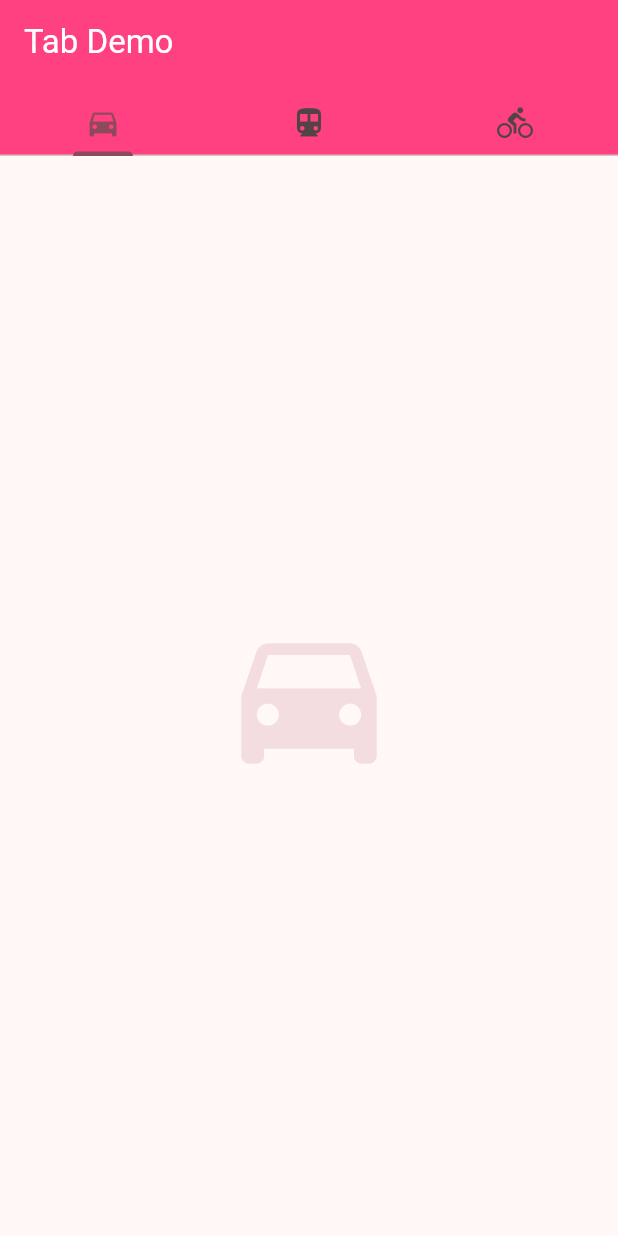
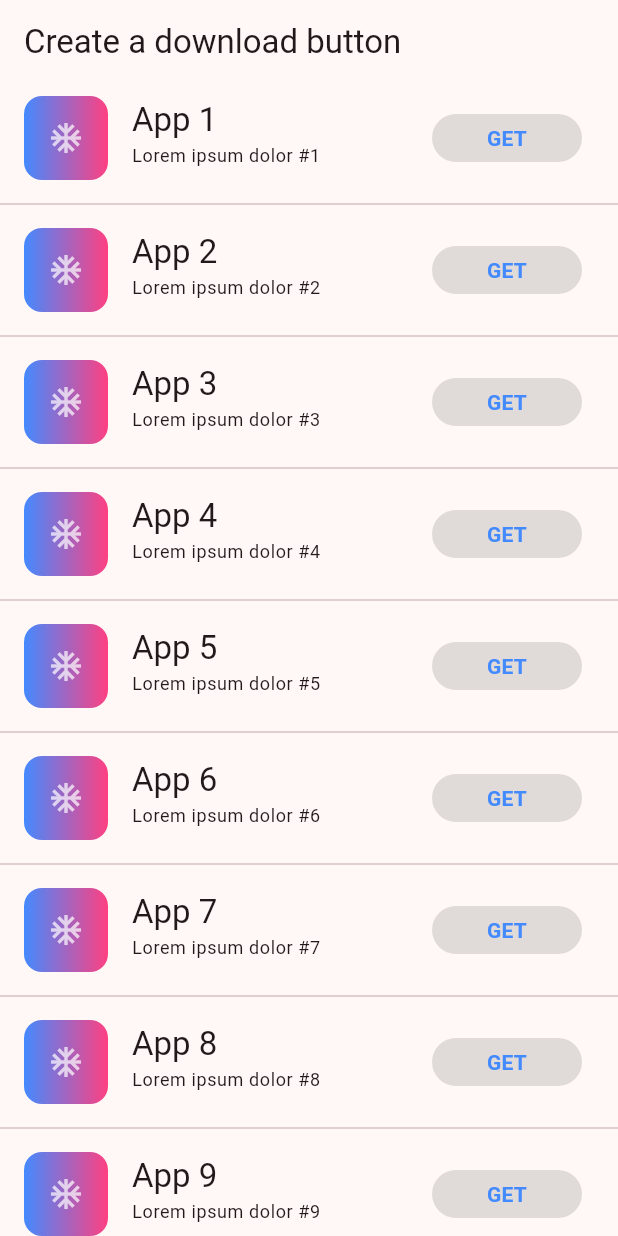
Before and after one commit to Igothics/Practice_Flutter_UI, a Flutter app: the screen it shows after launch, on a phone screen of 412 x 824 dp. Run offline on Flutter 3.47's test engine with Material 2 defaults, Android fonts, the phone set to English and light mode, and no system bars; our stand-ins replace freezed_annotation, hooks_riverpod.

Commit message:
Create a download button

```diff
--- /dev/null
+++ b/lib/common/button_shape.dart
@@ -0,0 +1,53 @@
+import 'package:flutter/material.dart';
+
+class ButtonShapeWidget extends StatelessWidget {
+  const ButtonShapeWidget({
+    Key? key,
+    required this.transition,
+    required this.isFetching,
+    required this.isDownloading,
+    required this.isDownloaded,
+  }) : super(key: key);
+  final Duration transition;
+  final bool isFetching;
+  final bool isDownloading;
+  final bool isDownloaded;
+
+  bool get _transformProcess => isDownloading || isFetching;
+
+  @override
+  Widget build(BuildContext context) {
+    final textTheme = Theme.of(context).textTheme;
+    final buttonTextStyle = textTheme.button?.copyWith(
+      fontWeight: FontWeight.bold,
+      color: isDownloaded ? Colors.white70 : Colors.blueAccent,
+    );
+
+    final stadiumShape = ShapeDecoration(
+      color: isDownloaded ? Colors.blueAccent : Colors.black12,
+      shape: const StadiumBorder(),
+    );
+    const circleShape = ShapeDecoration(
+      color: null,
+      shape: CircleBorder(),
+    );
+
+
+    return AnimatedContainer(
+        duration: transition,
+        curve: Curves.ease,
+        width: double.infinity,
+        decoration: _transformProcess ? circleShape : stadiumShape,
+        padding: const EdgeInsets.all(6.0),
+        child: AnimatedOpacity(
+          opacity: _transformProcess ? 0.0 : 1.0 ,
+          duration: transition,
+          curve: Curves.ease,
+          child: Text(
+            isDownloaded ? "OPEN" : "GET",
+            textAlign: TextAlign.center,
+            style: buttonTextStyle,),
+        ),
+    );
+  }
+}
--- /dev/null
+++ b/lib/common/cus_list_item.dart
@@ -0,0 +1,39 @@
+import 'package:flutter/material.dart';
+import 'package:hooks_riverpod/hooks_riverpod.dart';
+import 'package:practice_flutter_ui/common/download_button.dart';
+import 'package:practice_flutter_ui/common/fake_avatar.dart';
+import 'package:practice_flutter_ui/provider.dart';
+
+class CustomizedListItem extends HookConsumerWidget {
+  const CustomizedListItem({
+    Key? key,
+    required this.pageContext,
+    required this.index
+  }) : super(key: key);
+
+  final BuildContext pageContext;
+  final int index;
+
+  @override
+  Widget build(BuildContext context, WidgetRef ref) {
+    final textTheme = Theme.of(context).textTheme;
+    final state = ref.watch(downloadStateProvider(index));
+    final controller = ref.watch(downloadStateProvider(index).notifier);
+
+    return ListTile(
+      leading: const FakeAvatar(),
+      title: Text("App $index", style: textTheme.headline6, overflow: TextOverflow.ellipsis,),
+      subtitle: Text("Lorem ipsum dolor #$index", style: textTheme.caption,overflow: TextOverflow.ellipsis,),
+      trailing: SizedBox(
+        width: 100,
+        child: DownloadButton(
+          status: state.downloadStatus,
+          progress: state.progress,
+          onDownload: controller.download,
+          onCancel: controller.cancel,
+          onOpen: ()=> controller.openFile(pageContext),
+        ),
+      ),
+    );
+  }
+}
--- /dev/null
+++ b/lib/common/download_button.dart
@@ -0,0 +1,85 @@
+import 'package:flutter/material.dart';
+import 'package:practice_flutter_ui/common/button_shape.dart';
+import 'package:practice_flutter_ui/common/progress_indicator.dart';
+import 'package:practice_flutter_ui/models/download_status.dart';
+
+class DownloadButton extends StatelessWidget {
+  const DownloadButton({
+    Key? key,
+    required this.status,
+    required this.progress,
+    required this.onDownload,
+    required this.onCancel,
+    required this.onOpen,
+    this.transition = const Duration(milliseconds: 500),
+  }) : super(key: key);
+
+  final DownloadStatus status;
+  final double progress;
+  final VoidCallback onDownload;
+  final VoidCallback onCancel;
+  final VoidCallback onOpen;
+  final Duration transition;
+
+  bool get _isDownloading => status == DownloadStatus.downloading;
+  bool get _isFetching => status == DownloadStatus.fetching;
+  bool get _isDownloaded => status == DownloadStatus.downloaded;
+  bool get _shouldInvisible => _isFetching || _isDownloading;
+
+  void _onPress(){
+    switch(status){
+      case DownloadStatus.standby:
+        debugPrint("download now");
+        onDownload();
+        break;
+      case DownloadStatus.fetching:
+        debugPrint("fetching now");
+        break;
+      case DownloadStatus.downloading:
+        debugPrint("cancel now");
+        onCancel();
+        break;
+      case DownloadStatus.downloaded:
+        debugPrint("open now");
+        onOpen();
+        break;
+    }
+  }
+
+  @override
+  Widget build(BuildContext context) {
+    return GestureDetector(
+      onTap: _onPress,
+      child: Stack(children: [
+        ButtonShapeWidget(
+          transition: transition,
+          isFetching: _isFetching,
+          isDownloading: _isDownloading,
+          isDownloaded: _isDownloaded,
+        ),
+        Positioned.fill(
+          child: AnimatedOpacity(
+            duration: transition,
+            opacity: _shouldInvisible ? 1.0 : 0.0,
+            curve: Curves.ease,
+            child: Stack(
+              alignment: Alignment.center,
+              children: [
+                ProgressIndicatorWidget(
+                    progress: progress,
+                    isDownloading: _isDownloading,
+                    isFetching: _isFetching
+                ),
+                const Icon(
+                  Icons.stop,
+                  size: 20,
+                  color: Colors.blueAccent,
+                ),
+              ],
+            ),
+          ),
+        ),
+      ]),
+    );
+  }
+}
--- /dev/null
+++ b/lib/common/fake_avatar.dart
@@ -0,0 +1,24 @@
+import 'package:flutter/material.dart';
+
+class FakeAvatar extends StatelessWidget {
+  const FakeAvatar({Key? key}) : super(key: key);
+
+  @override
+  Widget build(BuildContext context) {
+    return AspectRatio(
+      aspectRatio: 1,
+      child: DecoratedBox(
+        decoration: BoxDecoration(
+          borderRadius: BorderRadius.circular(12),
+          gradient: const LinearGradient(
+            colors: [Colors.blueAccent, Colors.pinkAccent],
+          ),
+        ),
+        child: const Icon(
+          Icons.ac_unit,
+          color: Colors.white70,
+        ),
+      ),
+    );
+  }
+}
--- a/lib/main.dart
+++ b/lib/main.dart
@@ -1,8 +1,9 @@
-import 'package:dynamic_color/dynamic_color.dart';
 import 'package:flutter/material.dart';
+import 'package:hooks_riverpod/hooks_riverpod.dart';
+import 'package:practice_flutter_ui/common/cus_list_item.dart';
 
 void main() {
-  runApp(MyApp());
+  runApp(const ProviderScope(child: MyApp()));
 }
 
 class MyApp extends StatelessWidget {
@@ -11,17 +12,10 @@ class MyApp extends StatelessWidget {
   @override
   Widget build(BuildContext context) {
     return MaterialApp(
-      title: "Design Practice : Work with tabs",
+      title: "Effect Practice : Create a download button",
       theme: ThemeData(
-        colorScheme: ColorScheme.fromSeed(
-          seedColor: Colors.pinkAccent,
-          brightness: Brightness.light,
-        ).harmonized(),
+        colorScheme: ColorScheme.fromSeed(seedColor: Colors.pinkAccent, brightness: Brightness.light),
         useMaterial3: true,
-        appBarTheme: const AppBarTheme(
-          backgroundColor: Colors.pinkAccent,
-          foregroundColor: Colors.white,
-        ),
       ),
       home: const HomePage(),
     );
@@ -33,36 +27,18 @@ class HomePage extends StatelessWidget {
 
   @override
   Widget build(BuildContext context) {
-    final iconColor = Theme.of(context).colorScheme.surfaceVariant;
-    return DefaultTabController(
-      length: 3,
-      child: Scaffold(
-        appBar: AppBar(
-          title: const Text(
-            "Tab Demo",
-          ),
-          bottom: const TabBar(
-              tabs: [
-                Padding(
-                  padding: EdgeInsets.all(8.0),
-                  child: Icon(Icons.directions_car,),
-                ),
-                Padding(
-                  padding: EdgeInsets.all(8.0),
-                  child: Icon(Icons.directions_transit,),
-                ),
-                Padding(
-                  padding: EdgeInsets.all(8.0),
-                  child: Icon(Icons.directions_bike,),
-                ),
-          ]),
+    return Scaffold(
+      appBar: AppBar(
+        title: const Text("Create a download button"),
+      ),
+      body: ListView.separated(
+        physics: const BouncingScrollPhysics(),
+        itemCount: 20,
+        separatorBuilder: (_, __) => const Divider(thickness: 1,),
+        itemBuilder: (context, index) => CustomizedListItem(
+          pageContext: context,
+          index: index + 1,
         ),
-        body: TabBarView(
-            children: [
-              Icon(Icons.directions_car, size: 120, color: iconColor,),
-              Icon(Icons.directions_transit, size: 120, color: iconColor,),
-              Icon(Icons.directions_bike, size: 120, color: iconColor,),
-        ]),
       ),
     );
   }
--- /dev/null
+++ b/lib/models/download_status.dart
@@ -0,0 +1,6 @@
+enum DownloadStatus {
+  standby,
+  fetching,
+  downloading,
+  downloaded,
+}
```
Also changed, not shown: lib/common/progress_indicator.dart (added, +33 -0 lines), lib/models/download_state.dart (added, +15 -0 lines), lib/provider.dart (added, +78 -0 lines), lib/models/download_state.freezed.dart (added).
